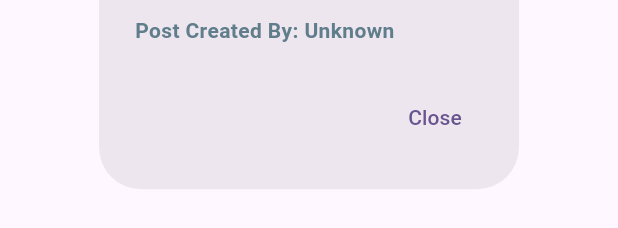
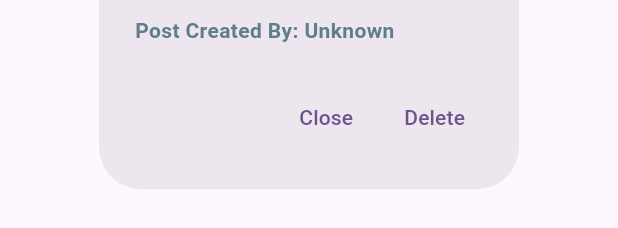
Before and after one commit to Izkumberdu/MAD3-Submission-2---Parales-Sucalit-Villarojo, a Flutter app: the PostDetailDialog widget shown alone on an empty page, opened directly with empty values, on a phone screen of 412 x 824 dp. Shown: the part 602-830 px from the top of the screen. Run offline on Flutter 3.47's test engine with Material 3 defaults, Android fonts, the phone set to English and light mode, and no system bars; our stand-ins replace equatable, flutter_spinkit, go_router; network calls fail.

Commit message:
add and delete
create add post and delte post

```diff
--- a/lib/src/screens/post_details_dialog.dart
+++ b/lib/src/screens/post_details_dialog.dart
@@ -1,13 +1,14 @@
 import 'package:flutter/material.dart';
 import 'package:state_change_demo/src/models/post.model.dart';
 import 'package:state_change_demo/src/models/user.model.dart';
+import 'package:state_change_demo/src/screens/rest_demo.dart';
 
 class PostDetailDialog extends StatelessWidget {
   final Post post;
   final User? user;
+  final PostController controller;
 
-  const PostDetailDialog({required this.post, this.user, Key? key})
-      : super(key: key);
+  const PostDetailDialog({required this.post, this.user, required this.controller, Key? key}) : super(key: key);
 
   @override
   Widget build(BuildContext context) {
@@ -44,6 +45,13 @@ class PostDetailDialog extends StatelessWidget {
             Navigator.of(context).pop();
           },
         ),
+        TextButton(
+          child: const Text('Delete'),
+          onPressed: () async {
+            await controller.deletePost(post.id);
+            Navigator.of(context).pop();
+          },
+        ),
       ],
     );
   }
```
Also changed, not shown: lib/src/screens/rest_demo.dart (+36 -4 lines).
